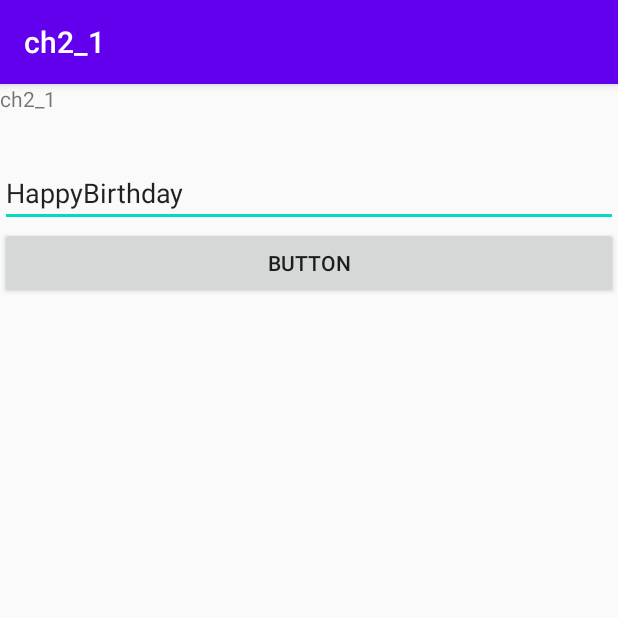
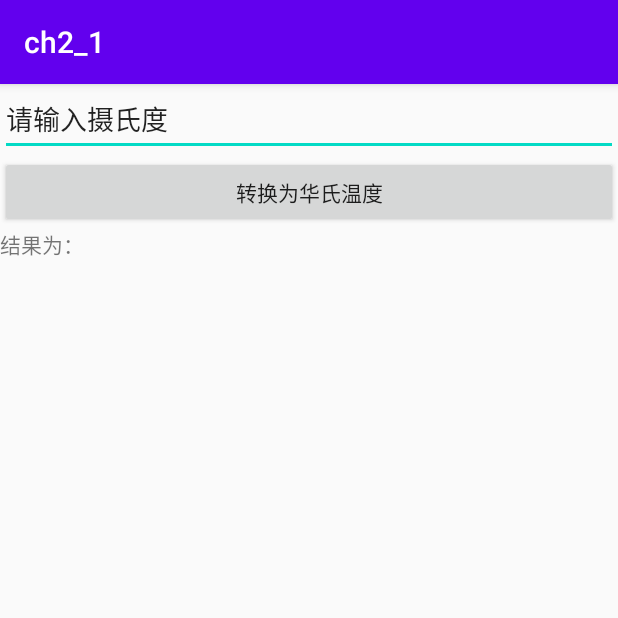
Before and after one commit to linxueni/lxn, an Android app: the screen it shows after launch (MainActivity), on a phone screen of 412 x 824 dp, the top half of it. Run offline under Robolectric (Android 15) with nearby library versions, the phone set to English and light mode, and no system bars.

Commit message:
温度转换1.0

```diff
--- a/app/src/main/java/com/lxn/ch2_1/MainActivity.java
+++ b/app/src/main/java/com/lxn/ch2_1/MainActivity.java
@@ -22,6 +22,8 @@ public class MainActivity extends AppCompatActivity  {
     }
     public void on(View v){
         String str=edit.getText().toString();
-        out.setText(str);
+        float s= Float.parseFloat(str);
+        String result= String.valueOf((s*5/9)+32);
+        out.setText(result);
     }
 }
--- a/app/src/main/res/layout/activity_main.xml
+++ b/app/src/main/res/layout/activity_main.xml
@@ -6,20 +6,14 @@
     android:orientation="vertical"
     tools:context=".MainActivity">
 
-    <TextView
-        android:id="@+id/textView"
-        android:layout_width="match_parent"
-        android:layout_height="50dp"
-        android:text="@string/app_name" />
-
     <EditText
         android:id="@+id/editText"
         android:layout_width="match_parent"
         android:layout_height="wrap_content"
+        android:autofillHints="@string/dft"
+        android:hint="@string/hint"
         android:inputType="textPersonName"
-        android:hint="@string/hint"
-        android:autofillHints="@string/dft"
-        android:text="@string/str1" />
+        android:text="@string/dft" />
 
     <Button
         android:id="@+id/button"
@@ -28,4 +22,10 @@
         android:text="@string/button"
         android:onClick="on"/>
 
+    <TextView
+        android:id="@+id/textView"
+        android:layout_width="match_parent"
+        android:layout_height="wrap_content"
+        android:text="@string/str1" />
+
 </LinearLayout>
--- a/app/src/main/res/values/strings.xml
+++ b/app/src/main/res/values/strings.xml
@@ -1,7 +1,7 @@
 <resources>
     <string name="app_name">ch2_1</string>
-    <string name="str1">HappyBirthday</string>
-    <string name="button">button</string>
-    <string name="dft">default</string>
-    <string name="hint">hint</string>
+    <string name="str1">结果为：</string>
+    <string name="button">转换为华氏温度</string>
+    <string name="dft">请输入摄氏度</string>
+    <string name="hint">数字</string>
 </resources>
```
Also changed, not shown: 1 other file.
